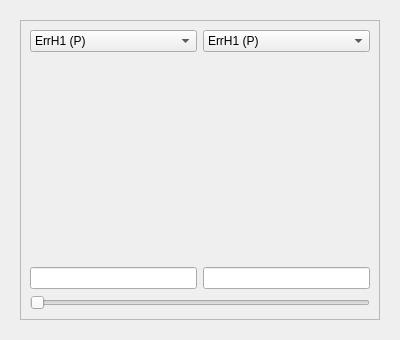
Above: src/solverresultsgraphicwidget.ui from DanielaCabiddu/PEMesh.2 before the change. Below: the same form after it.
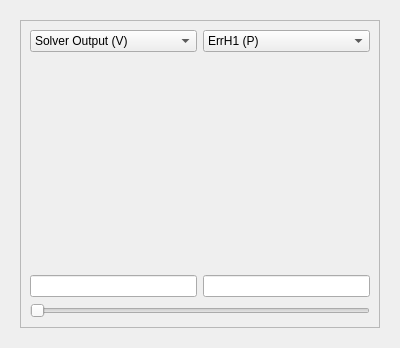
That is the form after the change. Custom widgets are drawn as their Qt base class.

Commit message: changed error labels

What changed in the file:
```diff
--- a/src/solverresultsgraphicwidget.ui
+++ b/src/solverresultsgraphicwidget.ui
@@ -7,7 +7,7 @@
     <x>0</x>
     <y>0</y>
     <width>400</width>
-    <height>336</height>
+    <height>348</height>
    </rect>
   </property>
   <property name="windowTitle">
@@ -47,7 +47,7 @@
          <item row="0" column="0">
           <widget class="QComboBox" name="canvas1_cb">
            <property name="currentIndex">
-            <number>2</number>
+            <number>0</number>
            </property>
            <item>
             <property name="text">
@@ -61,7 +61,7 @@
            </item>
            <item>
             <property name="text">
-             <string>ErrH1 (P)</string>
+             <string>H1 Error (P)</string>
             </property>
            </item>
            <item>
```
Left out of the diff: 4 changed lines with no effect on the pictures. The commit also changes 3 other files.
